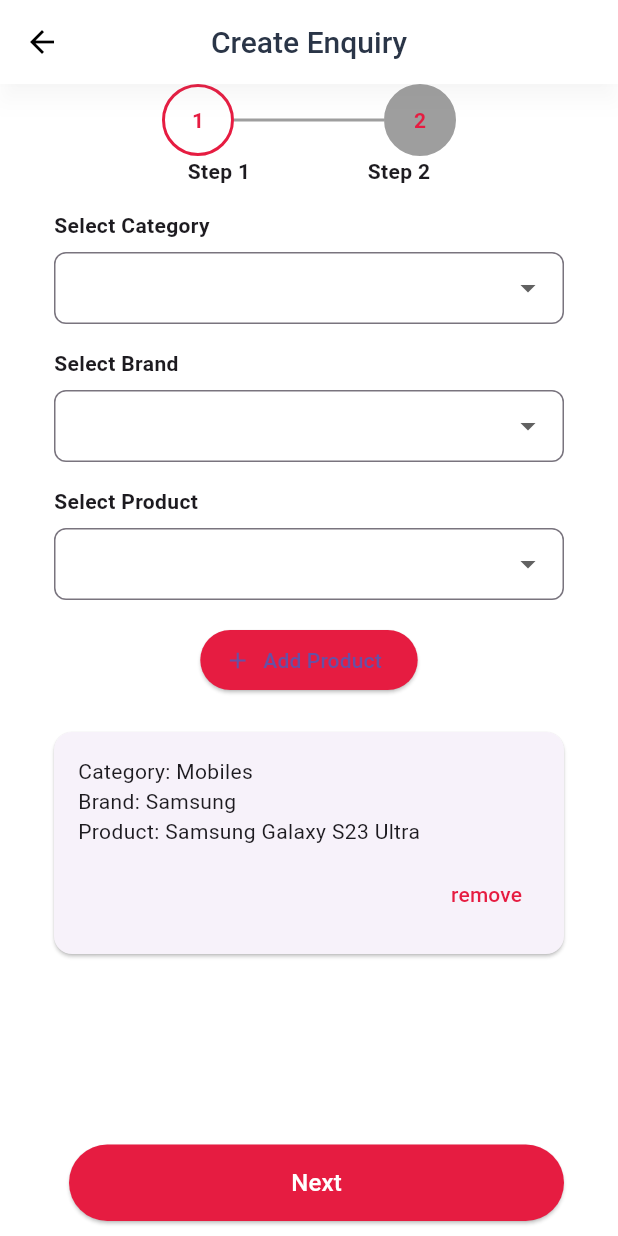
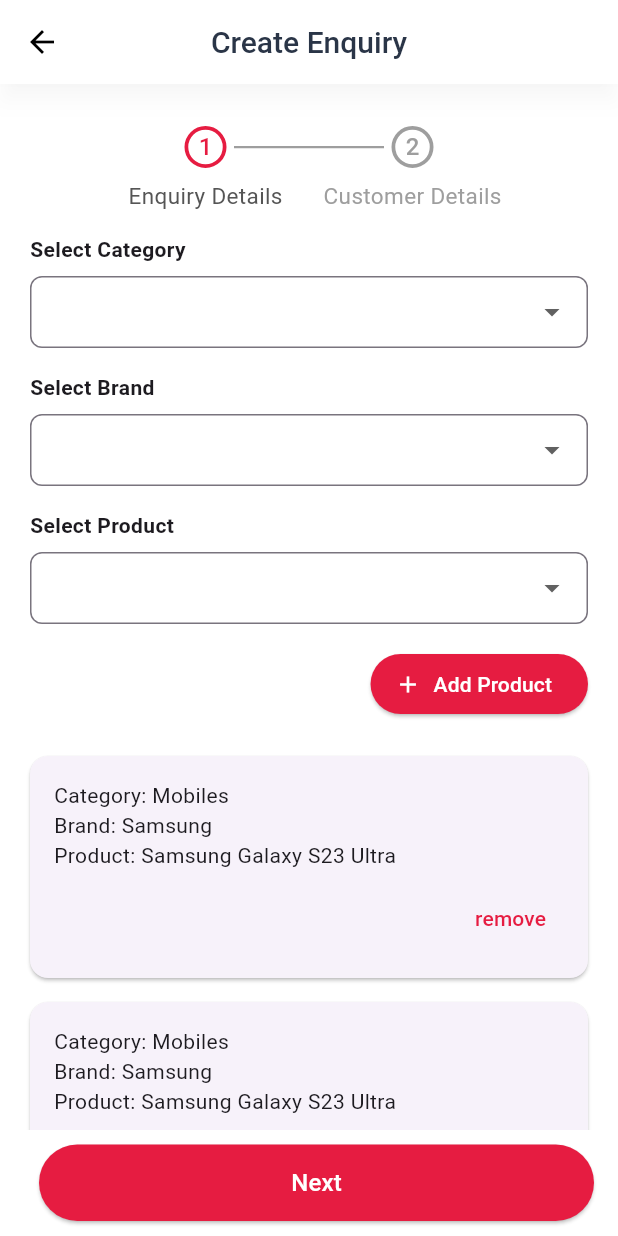
Before and after one commit to PrakashkumarM/sacs_app, a Flutter app: the Dashboard screen opened by its route, item 2 of the bottom bar chosen, after a tap on the "add" icon, on a phone screen of 412 x 824 dp. Run offline on Flutter 3.47's test engine with Material 3 defaults, Android fonts, the phone set to English and light mode, and no system bars; drawn by our look-alikes of easy_stepper; our stand-ins replace dio, get, shared_preferences; accounts and stored records are empty; network calls fail.

Commit message:
Fix stepper alignment issue

```diff
--- a/lib/app/common/widgets/main_layout.dart
+++ b/lib/app/common/widgets/main_layout.dart
@@ -14,10 +14,12 @@ class MainLayout extends StatelessWidget {
   final bool isSearchAvailable;
   final bool isFilterAvailable;
   final bool showFloatingActionButton; // Bool to control FAB visibility
+  final bool stepperAvailable;
+
   final Function()? onFabTap; // Nullable function, coming from parent
 
-  const MainLayout(
-      {Key? key,
+  const MainLayout({
+    Key? key,
     required this.body,
     this.onProfileTap,
     this.onLogoutTap,
@@ -27,8 +29,9 @@ class MainLayout extends StatelessWidget {
     this.isSearchAvailable = false,
     this.isFilterAvailable = false,
     this.showFloatingActionButton = false, // Default is no FAB
-      this.onFabTap})
-      : super(key: key);
+    this.onFabTap,
+    this.stepperAvailable = true,
+  }) : super(key: key);
 
   @override
   Widget build(BuildContext context) {
@@ -45,10 +48,12 @@ class MainLayout extends StatelessWidget {
               isSearchAvailable: isSearchAvailable,
               isFilterAvailable: isFilterAvailable,
             ),
-      body: Padding(
+      body: stepperAvailable
+          ? Container(
               padding: const EdgeInsets.symmetric(horizontal: 20.0),
               child: body, // The different content for each page
-      ),
+            )
+          : body,
       floatingActionButton: showFloatingActionButton
           ? FloatingActionButton.small(
               shape: const CircleBorder(),
--- a/lib/app/common/widgets/stepper_header.dart
+++ b/lib/app/common/widgets/stepper_header.dart
@@ -1,97 +1,99 @@
+import 'package:easy_stepper/easy_stepper.dart';
 import 'package:flutter/material.dart';
+import 'package:get/get.dart';
+
 import 'package:sacs_app/app/core/values/colors.dart';
 
 class StepperHeader extends StatelessWidget {
-  final int currentStep;
+  final RxInt currentStep;
   final List<String> steps;
+  final Function onStepReached;
 
-  const StepperHeader(
-      {Key? key, required this.currentStep, required this.steps})
-      : super(key: key);
+  const StepperHeader({
+    Key? key,
+    required this.currentStep,
+    required this.steps,
+    required this.onStepReached,
+  }) : super(key: key);
+
+  List<EasyStep> _buildSteps() {
+    return steps.asMap().entries.map((entry) {
+      int index = entry.key;
+      print('its entry data => ${entry}');
+
+      String stepTitle = entry.value;
+
+      return EasyStep(
+          customStep: Text(
+            (index + 1).toString(),
+            style: TextStyle(
+                fontWeight: FontWeight.w500,
+                fontSize: 16,
+                color: index == currentStep.value
+                    ? CustomColors.selectionColor
+                    : index < currentStep.value
+                        ? CustomColors.white
+                        : CustomColors.grey),
+          ),
+          customTitle: Align(
+            alignment: Alignment.center,
+            child: Text(
+              stepTitle,
+              style: TextStyle(
+                fontWeight: FontWeight.w400,
+                fontSize: 15,
+                color: index == currentStep.value
+                    ? CustomColors.darkGrey
+                    : CustomColors.grey,
+              ),
+            ),
+          ));
+    }).toList();
+  }
 
   @override
   Widget build(BuildContext context) {
-    return Column(
-      children: [
-        // Horizontal scrollable row for steps
-        SingleChildScrollView(
-          scrollDirection: Axis.horizontal,
-          child: Column(
-            children: [
-              // Step circles and connecting lines
-              Row(
-                children: List.generate(steps.length, (index) {
-                  return Row(
-                    children: [
-                      _buildStepCircle(
-                          index: index, isCurrent: currentStep == index + 1),
-                      if (index != steps.length - 1)
-                        _buildStepLine(isActive: currentStep > index + 1),
-                    ],
-                  );
-                }),
+    return Obx(() {
+      return Stack(
+        alignment: Alignment.center,
+        children: [
+          Container(
+            color: Colors.white,
+            height: 100,
+            width: double.infinity,
+          ),
+          Positioned(
+            top: 13.0,
+            right: 0.0,
+            bottom: 0.0,
+            left: 0.0,
+            child: EasyStepper(
+              titlesAreLargerThanSteps: true,
+              stepRadius: 14,
+              borderThickness: 2.5,
+              alignment: Alignment.bottomCenter,
+              internalPadding: 10,
+              defaultStepBorderType: BorderType.normal,
+              finishedStepBackgroundColor: CustomColors.selectionColor,
+              activeStepBackgroundColor: CustomColors.white,
+              unreachedStepBackgroundColor: CustomColors.white,
+              activeStepBorderColor: CustomColors.selectionColor,
+              unreachedStepBorderColor: CustomColors.grey,
+              enableStepTapping: false,
+              activeStep: currentStep.value,
+              showLoadingAnimation: false,
+              lineStyle: LineStyle(
+                lineType: LineType.normal,
+                lineLength: 100,
+                defaultLineColor: CustomColors.grey,
+                lineSpace: 15,
+                lineThickness: 1.5,
               ),
-              // Step labels below circles
-              Row(
-                children: List.generate(steps.length, (index) {
-                  return SizedBox(
-                    width: 120, // Width to match the circle or adjust as needed
-                    child: Center(
-                      child: Text(
-                        steps[index],
-                        style: const TextStyle(
-                            fontSize: 14, fontWeight: FontWeight.bold),
-                      ),
-                    ),
-                  );
-                }),
-              ),
-            ],
+              steps: _buildSteps(),
+            ),
           ),
-        ),
-      ],
-    );
-  }
-
-  // Widget to build the step circle
-  Widget _buildStepCircle({required int index, required bool isCurrent}) {
-    bool isCompleted = currentStep > index + 1;
-    bool isUncompleted = currentStep < index + 1;
-
-    return Container(
-      width: 48,
-      height: 48,
-      decoration: BoxDecoration(
-        shape: BoxShape.circle,
-        color: isCompleted
-            ? CustomColors.selectionColor // Completed step
-            : isUncompleted
-                ? CustomColors.grey // Uncompleted step
-                : CustomColors.white, // Current step
-        border: Border.all(
-          color: isCurrent ? CustomColors.selectionColor : CustomColors.grey,
-          width: 2,
-        ),
-      ),
-      child: Center(
-        child: Text(
-          (index + 1).toString(),
-          style: TextStyle(
-            color:
-                isCompleted ? CustomColors.white : CustomColors.selectionColor,
-            fontWeight: FontWeight.bold,
-          ),
-        ),
-      ),
-    );
-  }
-
-  // Widget to build the line between steps
-  Widget _buildStepLine({required bool isActive}) {
-    return Container(
-      width: 100, // Adjust line width as necessary
-      height: 2,
-      color: isActive ? CustomColors.selectionColor : CustomColors.grey,
-    );
+        ],
+      );
+    });
   }
 }
--- a/lib/app/screens/enquiry/view.dart
+++ b/lib/app/screens/enquiry/view.dart
@@ -17,7 +17,7 @@ class EnquiryScreen extends StatelessWidget {
 
   @override
   Widget build(BuildContext context) {
-    final EnquiryController controller = Get.find();
+    final EnquiryController controller = Get.put(EnquiryController());
 
     return MainLayout(
       title: 'Enquiry',
@@ -147,7 +147,7 @@ class EnquiryScreen extends StatelessWidget {
   }
 
   Widget _buildExpandedSection(BuildContext context) {
-    final EnquiryController controller = Get.find();
+    final EnquiryController controller = Get.put(EnquiryController());
     return Padding(
       padding: const EdgeInsets.only(top: 10.0),
       child: Row(
@@ -166,7 +166,7 @@ class EnquiryScreen extends StatelessWidget {
 
   Widget _buildActionButton(BuildContext context, IconData icon, String label,
       {Color iconColor = CustomColors.grey}) {
-    final EnquiryController controller = Get.find();
+    final EnquiryController controller = Get.put(EnquiryController());
 
     return Column(
       children: [
--- a/lib/app/screens/enquiry_form/controller.dart
+++ b/lib/app/screens/enquiry_form/controller.dart
@@ -1,27 +1,33 @@
 import 'package:get/get.dart';
+import 'package:sacs_app/app/core/utils/navigation_helper.dart';
+import 'package:sacs_app/app/core/values/text_string.dart';
 
 class EnquiryFormController extends GetxController {
-  var currentStep = 1.obs; // Observable for the current step
+  var currentStep = 0.obs; // Observable for the current step
 
   // Example dropdown values
   var categories = <String>['Mobiles', 'Tablets', 'Laptops'];
   var brands = <String>['Samsung', 'Apple', 'Google'];
   var products = <String>['Galaxy S23 Ultra', 'iPhone 14', 'Pixel 7'];
+  List<String> formSteps = ['Enquiry Details', 'Customer Details'];
 
   var selectedCategory = ''.obs;
   var selectedBrand = ''.obs;
   var selectedProduct = ''.obs;
 
   // Method to move to the next step
-  void goToNextStep() {
-    if (currentStep.value < 3) {
-      currentStep.value++;
+  void goBackOrNext(bool isBack) {
+    if ((currentStep.value <= formSteps.length && isBack) ||
+        (currentStep.value < formSteps.length)) {
+      isBack ? currentStep.value-- : currentStep.value++;
     }
   }
 
   // Method to submit the form
   void submitForm() {
     // Submit form logic here
+    NavigationHelper.navigateAndClearStack(TextString.dashboard,
+        arguments: {'tabIndex': 1});
   }
 
   // Method to add product
--- a/lib/app/screens/enquiry_form/view.dart
+++ b/lib/app/screens/enquiry_form/view.dart
@@ -1,3 +1,4 @@
+import 'package:easy_stepper/easy_stepper.dart';
 import 'package:flutter/material.dart';
 import 'package:get/get.dart';
 
@@ -17,23 +18,20 @@ class EnquiryForm extends StatelessWidget {
     return MainLayout(
         title: TextString.createEnquiry,
         showBackButton: true,
+        stepperAvailable: false,
         body: Column(
           children: [
             // Reactive Stepper Header
-          Obx(() {
-            return StepperHeader(
-              currentStep: _controller.currentStep.value,
-              steps: [
-                'Step 1',
-                'Step 2',
-              ], // Adjust based on your steps
-            );
-          }),
+            StepperHeader(
+              currentStep: _controller.currentStep,
+              onStepReached: () {},
+              steps: _controller.formSteps,
+            ),
 
             // Scrollable form content
             Expanded(
               child: SingleChildScrollView(
-              padding: const EdgeInsets.all(16.0),
+                padding: EdgeInsets.symmetric(horizontal: 20),
                 child: Form(
                   key: _formKey,
                   child: Column(
@@ -60,7 +58,8 @@ class EnquiryForm extends StatelessWidget {
                         selectedValue: _controller.selectedProduct,
                       ),
                       const SizedBox(height: 16),
-                    Center(
+                      Align(
+                        alignment: Alignment.centerRight,
                         child: ElevatedButton.icon(
                           onPressed: () {
                             if (_formKey.currentState!.validate()) {
@@ -71,14 +70,21 @@ class EnquiryForm extends StatelessWidget {
                               );
                             }
                           },
-                        icon: const Icon(Icons.add),
-                        label: const Text(TextString.addProduct),
+                          icon: const Icon(
+                            Icons.add,
+                            color: CustomColors.white,
+                          ),
+                          label: const Text(
+                            TextString.addProduct,
+                            style: TextStyle(color: CustomColors.white),
+                          ),
                           style: ElevatedButton.styleFrom(
                             backgroundColor: CustomColors.selectionColor,
                           ),
                         ),
                       ),
                       const SizedBox(height: 16),
+                      _buildProductCard(),
                       _buildProductCard(),
                     ],
                   ),
@@ -92,17 +98,19 @@ class EnquiryForm extends StatelessWidget {
                   const EdgeInsets.symmetric(horizontal: 16.0, vertical: 10.0),
               child: SizedBox(
                   width: double.infinity,
-              child: Row(
+                  child: Obx(() {
+                    return Row(
                       children: [
-                  if (_controller.currentStep.value > 1)
+                        if (_controller.currentStep.value > 0)
                           Expanded(
                             child: ElevatedButton(
                               onPressed: () {
-                          Get.back(); // Navigate back
+                                _controller.goBackOrNext(true);
                               },
                               style: ElevatedButton.styleFrom(
                                 backgroundColor: CustomColors.grey,
-                          padding: const EdgeInsets.symmetric(vertical: 14),
+                                padding:
+                                    const EdgeInsets.symmetric(vertical: 14),
                               ),
                               child: const Text(TextString.back,
                                   style: TextStyle(
@@ -113,8 +121,9 @@ class EnquiryForm extends StatelessWidget {
                         Expanded(
                           child: ElevatedButton(
                             onPressed: () {
-                        if (_controller.currentStep.value < 2) {
-                          _controller.goToNextStep();
+                              if (_controller.currentStep.value <
+                                  _controller.formSteps.length - 1) {
+                                _controller.goBackOrNext(false);
                               } else {
                                 _controller
                                     .submitForm(); // Submit if it's the last step
@@ -125,7 +134,8 @@ class EnquiryForm extends StatelessWidget {
                               padding: const EdgeInsets.symmetric(vertical: 14),
                             ),
                             child: Text(
-                        _controller.currentStep.value < 2
+                              _controller.currentStep.value <
+                                      _controller.formSteps.length - 1
                                   ? TextString.next
                                   : TextString.submit,
                               style: const TextStyle(
@@ -134,12 +144,11 @@ class EnquiryForm extends StatelessWidget {
                           ),
                         ),
                       ],
-              ),
-            ),
+                    );
+                  })),
             ),
           ],
-      ),
-    );
+        ));
   }
 
   // Dropdown fields and other widgets (same as before)
```
Lines whose indentation alone changed are shown as unchanged.
